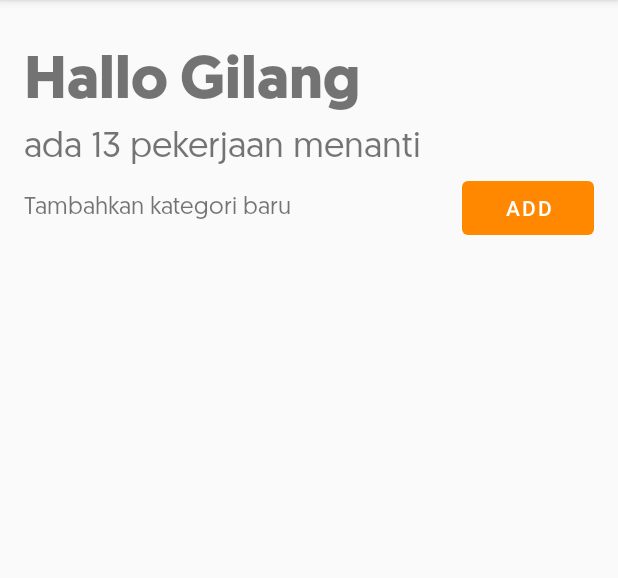
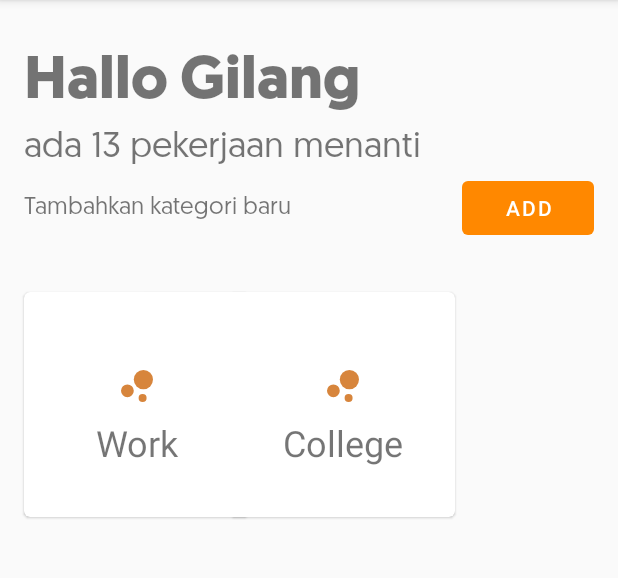
Before and after one commit to gilangnur/simple-to-do-list, an Android app: the screen it shows after launch (MainActivity), on a phone screen of 412 x 824 dp, the part 84-662 px from its top. Run offline under Robolectric (Android 15) with nearby library versions, the phone set to English and light mode, and no system bars.

Commit message:
Add recycler view on main activity

```diff
--- a/app/build.gradle
+++ b/app/build.gradle
@@ -26,4 +26,5 @@ dependencies {
     testImplementation 'junit:junit:4.12'
     androidTestImplementation 'androidx.test:runner:1.1.1'
     androidTestImplementation 'androidx.test.espresso:espresso-core:3.1.1'
+    implementation 'androidx.legacy:legacy-support-v4:1.0.0'
 }
--- a/app/src/main/java/com/example/todolist/MainActivity.java
+++ b/app/src/main/java/com/example/todolist/MainActivity.java
@@ -2,17 +2,27 @@ package com.example.todolist;
 
 import androidx.appcompat.app.AppCompatActivity;
 import androidx.appcompat.widget.Toolbar;
+import androidx.recyclerview.widget.GridLayoutManager;
+import androidx.recyclerview.widget.RecyclerView;
 
 import android.os.Bundle;
 import android.util.Log;
 import android.view.Menu;
 import android.view.MenuInflater;
 import android.view.MenuItem;
-import android.view.View;
+
+import com.example.todolist.adapter.CategoriesViewAdapter;
+import com.example.todolist.model.CategoriesModel;
+
+import java.util.ArrayList;
 
 public class MainActivity extends AppCompatActivity
         implements ActionBottomDialogFragment.ItemClickListener
 {
+    //private ArrayList<CategoriesModel> categoriesModels;
+
+    private RecyclerView recyclerView;
+    private CategoriesViewAdapter adapter;
 
     @Override
     protected void onCreate(Bundle savedInstanceState) {
@@ -20,6 +30,17 @@ public class MainActivity extends AppCompatActivity
         setContentView(R.layout.activity_main);
         Toolbar myToolbar = findViewById(R.id.my_toolbar);
         setSupportActionBar(myToolbar);
+
+        ArrayList<CategoriesModel> categoriesModels = new ArrayList<>();
+        categoriesModels.add(new CategoriesModel("Work"));
+        categoriesModels.add(new CategoriesModel("College"));
+
+        recyclerView = this.findViewById(R.id.rv_categoriesFill);
+        adapter = new CategoriesViewAdapter(categoriesModels);
+        recyclerView.setAdapter(adapter);
+        recyclerView.setLayoutManager(new GridLayoutManager(this, 3));
+
+
     }
 
     @Override
--- /dev/null
+++ b/app/src/main/java/com/example/todolist/adapter/CategoriesViewAdapter.java
@@ -0,0 +1,53 @@
+package com.example.todolist.adapter;
+
+import android.content.Context;
+import android.view.LayoutInflater;
+import android.view.View;
+import android.view.ViewGroup;
+
+import com.example.todolist.R;
+import com.example.todolist.model.CategoriesModel;
+import com.example.todolist.viewHolder.CategoriesViewHolder;
+
+import java.util.ArrayList;
+
+import androidx.annotation.NonNull;
+import androidx.recyclerview.widget.RecyclerView;
+
+public class CategoriesViewAdapter extends RecyclerView.Adapter<CategoriesViewHolder> {
+    private LayoutInflater layoutInflater;
+    private ArrayList<CategoriesModel> list;
+
+    public CategoriesViewAdapter(ArrayList<CategoriesModel> list) {
+        this.list = list;
+    }
+
+    @NonNull
+    @Override
+    public CategoriesViewHolder onCreateViewHolder(@NonNull ViewGroup parent, int viewType) {
+        final Context context = parent.getContext();
+        layoutInflater = LayoutInflater.from(context);
+        View categorisListItem = layoutInflater.inflate(R.layout.categories_item, parent, false);
+        CategoriesViewHolder result = new CategoriesViewHolder(categorisListItem);
+        return result;
+    }
+
+    @Override
+    public void onBindViewHolder(@NonNull CategoriesViewHolder holder, int position) {
+        if (holder != null) {
+            CategoriesModel model = list.get(position);
+            if (model != null) {
+                holder.getTvTitle().setText(model.getCategoryName());
+            }
+        }
+    }
+
+    @Override
+    public int getItemCount() {
+        int result = 0;
+        if (list != null) {
+            result = list.size();
+        }
+        return result;
+    }
+}
--- /dev/null
+++ b/app/src/main/java/com/example/todolist/model/CategoriesModel.java
@@ -0,0 +1,30 @@
+package com.example.todolist.model;
+
+import com.example.todolist.adapter.CategoriesViewAdapter;
+
+import java.util.ArrayList;
+
+public class CategoriesModel {
+    private String categoryName;
+    private ArrayList<TaskModel> tasks;
+
+    public CategoriesModel(String categoryName) {
+        this.categoryName = categoryName;
+    }
+
+    public void setCategoryName() {
+        this.categoryName = categoryName;
+    }
+
+    public void setTasks(ArrayList<TaskModel> tasks) {
+        this.tasks = tasks;
+    }
+
+    public String getCategoryName() {
+        return this.categoryName;
+    }
+
+    public ArrayList<TaskModel> getTasks() {
+        return this.tasks;
+    }
+}
--- /dev/null
+++ b/app/src/main/java/com/example/todolist/model/TaskModel.java
@@ -0,0 +1,40 @@
+package com.example.todolist.model;
+
+import android.net.Uri;
+
+import java.util.Date;
+
+public class TaskModel {
+    private String title;
+    private String description;
+    private Uri image;
+    private Date deadLine;
+
+    public void setTitle(String title) {
+        this.title = title;
+    }
+
+    public void setDescription(String description) {
+        this.description = description;
+    }
+
+    public void setImage(Uri image) {
+        this.image = image;
+    }
+
+    public void setDeadLine(Date deadLine) {
+        this.deadLine = deadLine;
+    }
+
+    public String getTitle() {
+        return this.title;
+    }
+
+    public String getDescription() {
+        return this.description;
+    }
+
+    public Date getDeadLine() {
+        return this.deadLine;
+    }
+}
--- /dev/null
+++ b/app/src/main/java/com/example/todolist/viewHolder/CategoriesViewHolder.java
@@ -0,0 +1,32 @@
+package com.example.todolist.viewHolder;
+
+import android.view.View;
+import android.widget.ImageView;
+import android.widget.TextView;
+
+import com.example.todolist.R;
+
+import androidx.annotation.NonNull;
+import androidx.recyclerview.widget.RecyclerView;
+
+public class CategoriesViewHolder extends RecyclerView.ViewHolder {
+
+    private ImageView ivIcon;
+    private TextView tvTitle;
+
+    public CategoriesViewHolder(@NonNull View itemView) {
+        super(itemView);
+        if (itemView != null) {
+            ivIcon = itemView.findViewById(R.id.iv_categoryIcon);
+            tvTitle = itemView.findViewById(R.id.tv_title);
+        }
+    }
+
+    public TextView getTvTitle() {
+        return this.tvTitle;
+    }
+
+    public ImageView getIvIcon() {
+        return this.ivIcon;
+    }
+}
--- /dev/null
+++ b/app/src/main/res/drawable/ic_change_1.xml
@@ -0,0 +1,7 @@
+<vector android:height="24dp" android:tint="#D7853C"
+    android:viewportHeight="24.0" android:viewportWidth="24.0"
+    android:width="24dp" xmlns:android="http://schemas.android.com/apk/res/android">
+    <path android:fillColor="#FF000000" android:pathData="M7.2,14.4m-3.2,0a3.2,3.2 0,1 1,6.4 0a3.2,3.2 0,1 1,-6.4 0"/>
+    <path android:fillColor="#FF000000" android:pathData="M14.8,18m-2,0a2,2 0,1 1,4 0a2,2 0,1 1,-4 0"/>
+    <path android:fillColor="#FF000000" android:pathData="M15.2,8.8m-4.8,0a4.8,4.8 0,1 1,9.6 0a4.8,4.8 0,1 1,-9.6 0"/>
+</vector>
--- a/app/src/main/res/layout/activity_main.xml
+++ b/app/src/main/res/layout/activity_main.xml
@@ -78,5 +78,23 @@
         app:layout_constraintTop_toBottomOf="@+id/tv_task"
         android:text="Add"/>
 
+    <androidx.core.widget.NestedScrollView
+        android:layout_width="match_parent"
+        android:layout_height="wrap_content"
+        android:layout_marginTop="16dp"
+        app:layout_constraintBottom_toBottomOf="parent"
+        app:layout_constraintEnd_toEndOf="@+id/my_toolbar"
+        app:layout_constraintHorizontal_bias="1.0"
+        app:layout_constraintStart_toStartOf="@+id/my_toolbar"
+        app:layout_constraintTop_toBottomOf="@+id/btn_addCategories"
+        app:layout_constraintVertical_bias="0.0">
+
+        <androidx.recyclerview.widget.RecyclerView
+            android:id="@+id/rv_categoriesFill"
+            android:layout_width="match_parent"
+            android:layout_height="wrap_content"/>
+
+    </androidx.core.widget.NestedScrollView>
+
 
 </androidx.constraintlayout.widget.ConstraintLayout>
--- /dev/null
+++ b/app/src/main/res/layout/categories_item.xml
@@ -0,0 +1,41 @@
+<?xml version="1.0" encoding="utf-8"?>
+<com.google.android.material.card.MaterialCardView
+    xmlns:android="http://schemas.android.com/apk/res/android"
+    xmlns:app="http://schemas.android.com/apk/res-auto"
+    android:layout_width="150dp"
+    android:layout_height="150dp"
+    android:layout_margin="16dp"
+    android:minHeight="200dp"
+    >
+
+    <androidx.constraintlayout.widget.ConstraintLayout
+        android:layout_width="match_parent"
+        android:layout_height="match_parent">
+
+        <ImageView
+            android:id="@+id/iv_categoryIcon"
+            android:layout_width="32dp"
+            android:layout_height="32dp"
+            android:src="@drawable/ic_change_1"
+            app:layout_constraintBottom_toBottomOf="parent"
+            app:layout_constraintEnd_toEndOf="parent"
+            app:layout_constraintStart_toStartOf="parent"
+            app:layout_constraintTop_toTopOf="parent"
+            app:layout_constraintVertical_bias="0.398" />
+
+        <TextView
+            android:id="@+id/tv_title"
+            android:layout_width="wrap_content"
+            android:layout_height="wrap_content"
+            android:text="Gilang"
+            android:textSize="24sp"
+            app:layout_constraintBottom_toBottomOf="parent"
+            app:layout_constraintEnd_toEndOf="parent"
+            app:layout_constraintHorizontal_bias="0.505"
+            app:layout_constraintStart_toStartOf="parent"
+            app:layout_constraintTop_toBottomOf="@+id/iv_categoryIcon"
+            app:layout_constraintVertical_bias="0.145" />
+
+    </androidx.constraintlayout.widget.ConstraintLayout>
+
+</com.google.android.material.card.MaterialCardView>
```
